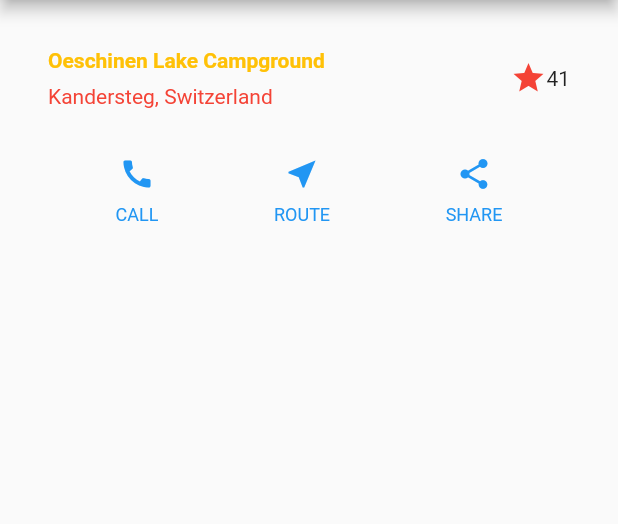
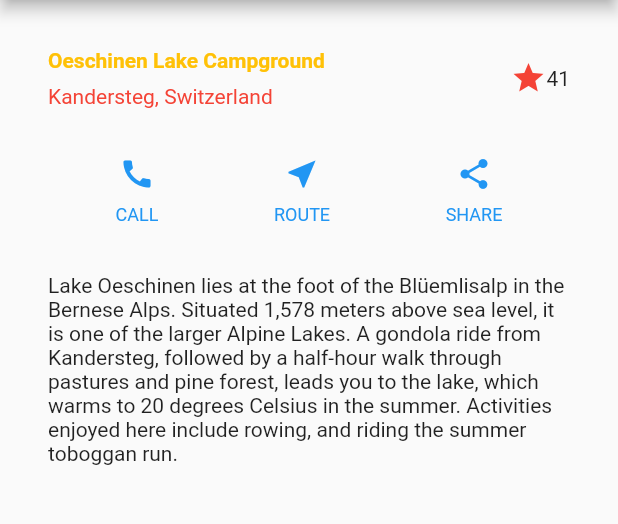
Before and after one commit to maogpt/learn-flutter-group, a Flutter app: the screen it shows after launch, on a phone screen of 412 x 824 dp, the part 84-608 px from its top. Run offline on Flutter 3.47's test engine with Material 2 defaults, Android fonts, the light colour scheme and no system bars.

Commit message:
feat: Step 4: Implement the text section

```diff
--- a/flutter_layout_demo/lib/main.dart
+++ b/flutter_layout_demo/lib/main.dart
@@ -48,13 +48,26 @@
       ],
     );
 
+    Widget textSection = Container(
+      padding: const EdgeInsets.all(32),
+      child: const Text(
+        'Lake Oeschinen lies at the foot of the Blüemlisalp in the Bernese '
+        'Alps. Situated 1,578 meters above sea level, it is one of the '
+        'larger Alpine Lakes. A gondola ride from Kandersteg, followed by a '
+        'half-hour walk through pastures and pine forest, leads you to the '
+        'lake, which warms to 20 degrees Celsius in the summer. Activities '
+        'enjoyed here include rowing, and riding the summer toboggan run.',
+        softWrap: true,
+      ),
+    );
+
     return MaterialApp(
       title: 'Flutter layout demo',
       home: Scaffold(
         appBar: AppBar(
           title: const Text('Flutter layout demo'),
         ),
-        body: Column(children: [titleSection, buttonSection]),
+        body: Column(children: [titleSection, buttonSection, textSection]),
       ),
     );
   }
```
